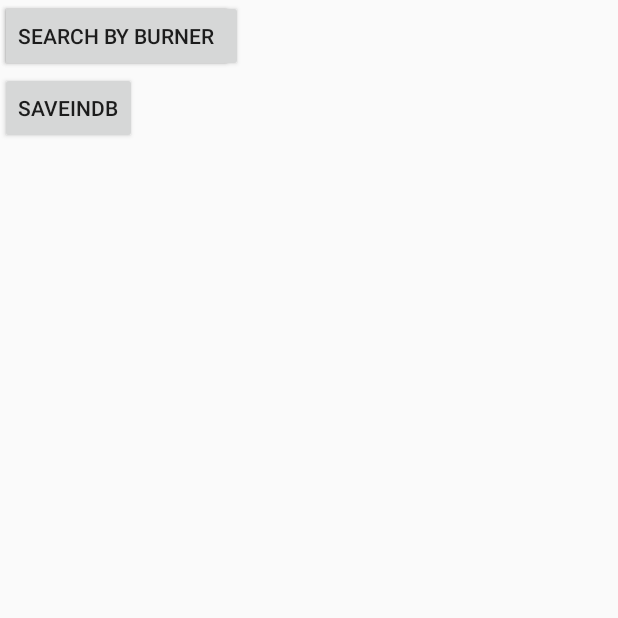
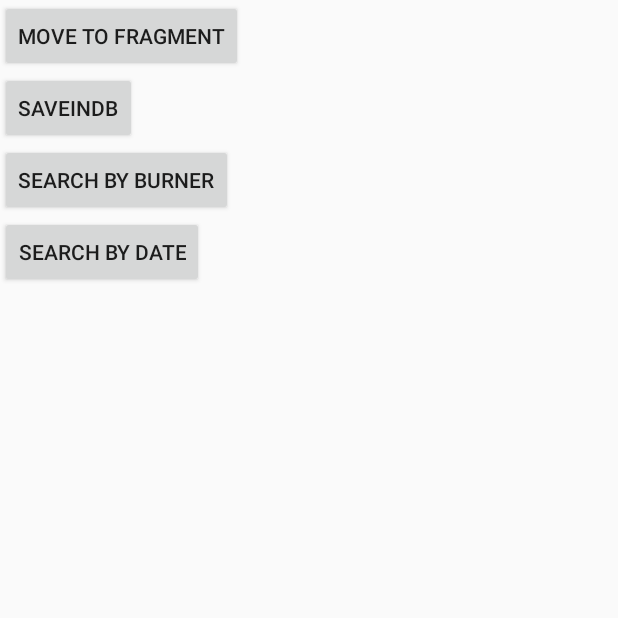
Before and after one commit to SaravanaMurale/SmartCookV2, an Android app: the screen it shows after launch (DummyActivity), on a phone screen of 412 x 824 dp, the top half of it. Run offline under Robolectric (Android 15) with nearby library versions, the phone set to English and light mode, and no system bars; libraries missing offline, so code that uses them is left out: com.sdsmdg.harjot.

Commit message:
Gas Consumption Pattern Sqlite DB Commit

```diff
--- a/app/src/main/java/com/clj/blesample/DummyActivity.java
+++ b/app/src/main/java/com/clj/blesample/DummyActivity.java
@@ -49,7 +49,7 @@
     public static final String FILE_NAME = "scsk.txt";
     FileOutputStream fos;
 
-    Button moveToFragment, saveInSqlite, searchByBurner;
+    Button moveToFragment, saveInSqlite, searchByBurner, searchByDate;
 
     List<String> burnerList = new ArrayList<>();
     List<String> listInString = new ArrayList<>();
@@ -93,6 +93,26 @@
         moveToFragment = (Button) findViewById(R.id.moveToFragment);
         saveInSqlite = (Button) findViewById(R.id.saveInSqlite);
         searchByBurner = (Button) findViewById(R.id.searchByBurner);
+        searchByDate = (Button) findViewById(R.id.searchByDate);
+
+        searchByDate.setOnClickListener(new View.OnClickListener() {
+            @Override
+            public void onClick(View v) {
+
+                try {
+                    List<GasConsumptionPatternDTO> gasConsumptionPatternDTOList = sqliteManager.searchByDates("00", new SimpleDateFormat("dd/MM/yyyy").parse("02/11/2020"), new SimpleDateFormat("dd/MM/yyyy").parse("07/11/2020"));
+                    for (int i = 0; i < gasConsumptionPatternDTOList.size(); i++) {
+
+                        System.out.println("RangeSizeOfGasConsumptionPatters " + gasConsumptionPatternDTOList.size());
+
+
+                    }
+
+                } catch (ParseException e) {
+                    e.printStackTrace();
+                }
+            }
+        });
 
         searchByBurner.setOnClickListener(new View.OnClickListener() {
             @Override
--- a/app/src/main/res/layout/activity_dummy.xml
+++ b/app/src/main/res/layout/activity_dummy.xml
@@ -24,9 +24,15 @@
         android:id="@+id/searchByBurner"
         android:layout_width="wrap_content"
         android:layout_height="wrap_content"
-        android:text="Search By Burner"
-        />
+        android:layout_below="@id/saveInSqlite"
+        android:text="Search By Burner" />
 
+    <Button
+        android:id="@+id/searchByDate"
+        android:layout_width="wrap_content"
+        android:layout_height="wrap_content"
+        android:layout_below="@id/searchByBurner"
+        android:text="Search By Date" />
 
 
     <FrameLayout
```
Also changed, not shown: app/src/main/java/com/clj/blesample/databasemanager/SqliteManager.java (+18 -4 lines).
